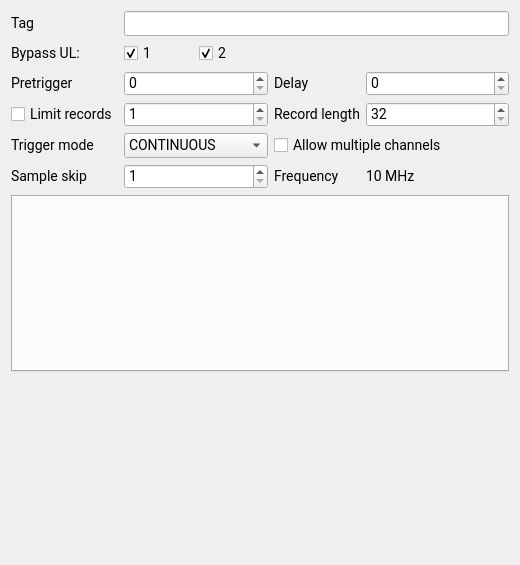
This is AcquisitionSettings.ui in sevenreek/qtadqscope as Qt 5 draws it before an edit. The edited form follows.
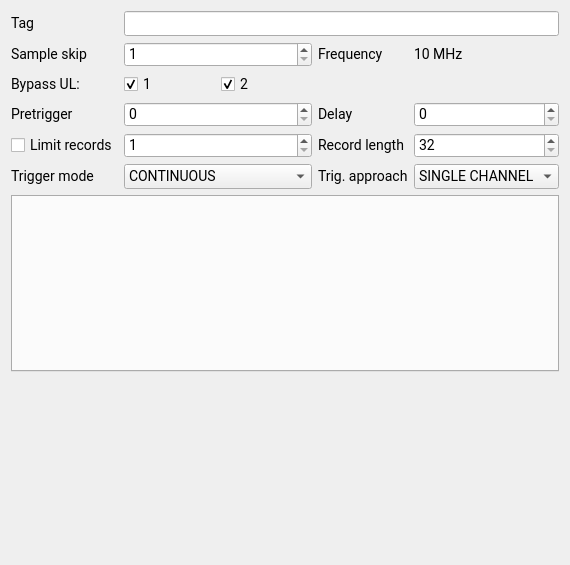
This is the edited form. Custom widgets are drawn as their Qt base class.

What changed in the file:
```diff
--- a/AcquisitionSettings.ui
+++ b/AcquisitionSettings.ui
@@ -26,49 +26,15 @@
    <property name="sizeConstraint">
     <enum>QLayout::SetDefaultConstraint</enum>
    </property>
-   <item row="2" column="0">
-    <widget class="QLabel" name="label_8">
+   <item row="5" column="0">
+    <widget class="QCheckBox" name="limitRecords">
      <property name="text">
-      <string>Bypass UL:</string>
-     </property>
-    </widget>
-   </item>
-   <item row="3" column="1">
-    <widget class="QSpinBox" name="pretrigger">
-     <property name="maximum">
-      <number>32767</number>
-     </property>
-     <property name="singleStep">
-      <number>4</number>
-     </property>
-    </widget>
-   </item>
-   <item row="4" column="2">
-    <widget class="QLabel" name="label_3">
-     <property name="text">
-      <string>Record length</string>
+      <string>Limit records</string>
      </property>
     </widget>
    </item>
    <item row="4" column="1">
-    <widget class="QSpinBox" name="recordCount">
-     <property name="minimum">
-      <number>1</number>
-     </property>
-     <property name="maximum">
-      <number>2147483647</number>
-     </property>
-    </widget>
-   </item>
-   <item row="7" column="3">
-    <widget class="QLabel" name="frequency">
-     <property name="text">
-      <string>10 MHz</string>
-     </property>
-    </widget>
-   </item>
-   <item row="3" column="3">
-    <widget class="QSpinBox" name="delay">
+    <widget class="QSpinBox" name="pretrigger">
      <property name="maximum">
       <number>32767</number>
      </property>
@@ -77,9 +43,6 @@
      </property>
     </widget>
    </item>
-   <item row="0" column="1" colspan="3">
-    <widget class="QLineEdit" name="acquisitionTag"/>
-   </item>
    <item row="0" column="0">
     <widget class="QLabel" name="label_4">
      <property name="text">
@@ -87,54 +50,21 @@
      </property>
     </widget>
    </item>
+   <item row="11" column="0" colspan="4">
+    <widget class="QTabWidget" name="channelTabs">
+     <property name="currentIndex">
+      <number>-1</number>
+     </property>
+    </widget>
+   </item>
    <item row="4" column="0">
-    <widget class="QCheckBox" name="limitRecords">
-     <property name="text">
-      <string>Limit records</string>
-     </property>
-    </widget>
-   </item>
-   <item row="11" column="0">
-    <spacer name="verticalSpacer">
-     <property name="orientation">
-      <enum>Qt::Vertical</enum>
-     </property>
-     <property name="sizeHint" stdset="0">
-      <size>
-       <width>20</width>
-       <height>40</height>
-      </size>
-     </property>
-    </spacer>
-   </item>
-   <item row="4" column="3">
-    <widget class="QSpinBox" name="recordLength">
-     <property name="minimum">
-      <number>32</number>
-     </property>
-     <property name="maximum">
-      <number>32767</number>
-     </property>
-     <property name="singleStep">
-      <number>32</number>
-     </property>
-    </widget>
-   </item>
-   <item row="3" column="0">
     <widget class="QLabel" name="label_9">
      <property name="text">
       <string>Pretrigger</string>
      </property>
     </widget>
    </item>
-   <item row="6" column="2" colspan="2">
-    <widget class="QCheckBox" name="enableMultichannel">
-     <property name="text">
-      <string>Allow multiple channels</string>
-     </property>
-    </widget>
-   </item>
-   <item row="2" column="1">
+   <item row="3" column="1">
     <layout class="QHBoxLayout" name="horizontalLayout">
      <item>
       <widget class="QCheckBox" name="bypassUL1">
@@ -158,52 +88,41 @@
      </item>
     </layout>
    </item>
-   <item row="6" column="1">
-    <widget class="QComboBox" name="triggerMode">
-     <item>
-      <property name="text">
-       <string>CONTINUOUS</string>
-      </property>
-     </item>
-     <item>
-      <property name="text">
-       <string>SOFTWARE</string>
-      </property>
-     </item>
-     <item>
-      <property name="text">
-       <string>LEVEL</string>
-      </property>
-     </item>
-     <item>
-      <property name="text">
-       <string>EXTERNAL</string>
-      </property>
-     </item>
-    </widget>
-   </item>
-   <item row="7" column="2">
-    <widget class="QLabel" name="label_2">
-     <property name="text">
-      <string>Frequency</string>
+   <item row="5" column="1">
+    <widget class="QSpinBox" name="recordCount">
+     <property name="minimum">
+      <number>1</number>
      </property>
+     <property name="maximum">
+      <number>2147483647</number>
+     </property>
     </widget>
    </item>
-   <item row="7" column="0">
+   <item row="2" column="0">
     <widget class="QLabel" name="label">
      <property name="text">
       <string>Sample skip</string>
      </property>
     </widget>
    </item>
-   <item row="3" column="2">
-    <widget class="QLabel" name="label_10">
+   <item row="4" column="3">
+    <widget class="QSpinBox" name="delay">
+     <property name="maximum">
+      <number>32767</number>
+     </property>
+     <property name="singleStep">
+      <number>4</number>
+     </property>
+    </widget>
+   </item>
+   <item row="3" column="0">
+    <widget class="QLabel" name="label_8">
      <property name="text">
-      <string>Delay</string>
+      <string>Bypass UL:</string>
      </property>
     </widget>
    </item>
-   <item row="7" column="1">
+   <item row="2" column="1">
     <widget class="QSpinBox" name="sampleSkip">
      <property name="minimum">
       <number>1</number>
@@ -213,7 +132,21 @@
      </property>
     </widget>
    </item>
-   <item row="10" column="0" colspan="4">
+   <item row="2" column="2">
+    <widget class="QLabel" name="label_2">
+     <property name="text">
+      <string>Frequency</string>
+     </property>
+    </widget>
+   </item>
+   <item row="7" column="0">
+    <widget class="QLabel" name="label_6">
+     <property name="text">
+      <string>Trigger mode</string>
+     </property>
+    </widget>
+   </item>
+   <item row="12" column="0" colspan="4">
     <widget class="RecordProcessorsPanel" name="recordProcessorsPanel" native="true">
      <property name="minimumSize">
       <size>
@@ -223,20 +156,126 @@
      </property>
     </widget>
    </item>
-   <item row="6" column="0">
-    <widget class="QLabel" name="label_6">
+   <item row="2" column="3">
+    <widget class="QLabel" name="frequency">
      <property name="text">
-      <string>Trigger mode</string>
+      <string>10 MHz</string>
      </property>
     </widget>
    </item>
-   <item row="9" column="0" colspan="4">
-    <widget class="QTabWidget" name="channelTabs">
-     <property name="currentIndex">
-      <number>-1</number>
+   <item row="4" column="2">
+    <widget class="QLabel" name="label_10">
+     <property name="text">
+      <string>Delay</string>
      </property>
     </widget>
    </item>
+   <item row="13" column="0">
+    <spacer name="verticalSpacer">
+     <property name="orientation">
+      <enum>Qt::Vertical</enum>
+     </property>
+     <property name="sizeHint" stdset="0">
+      <size>
+       <width>20</width>
+       <height>40</height>
+      </size>
+     </property>
+    </spacer>
+   </item>
+   <item row="5" column="2">
+    <widget class="QLabel" name="label_3">
+     <property name="text">
+      <string>Record length</string>
+     </property>
+    </widget>
+   </item>
+   <item row="5" column="3">
+    <widget class="QSpinBox" name="recordLength">
+     <property name="minimum">
+      <number>32</number>
+     </property>
+     <property name="maximum">
+      <number>32767</number>
+     </property>
+     <property name="singleStep">
+      <number>32</number>
+     </property>
+    </widget>
+   </item>
+   <item row="7" column="1">
+    <widget class="QComboBox" name="triggerMode">
+     <item>
+      <property name="text">
+       <string>CONTINUOUS</string>
+      </property>
+     </item>
+     <item>
+      <property name="text">
+       <string>SOFTWARE</string>
+      </property>
+     </item>
+     <item>
+      <property name="text">
+       <string>LEVEL</string>
+      </property>
+     </item>
+     <item>
+      <property name="text">
+       <string>INTERNAL (Experimental)</string>
+      </property>
+     </item>
+     <item>
+      <property name="text">
+       <string>EXTERNAL</string>
+      </property>
+     </item>
+    </widget>
+   </item>
+   <item row="0" column="1" colspan="3">
+    <widget class="QLineEdit" name="acquisitionTag"/>
+   </item>
+   <item row="7" column="2">
+    <widget class="QLabel" name="label_5">
+     <property name="text">
+      <string>Trig. approach</string>
+     </property>
+    </widget>
+   </item>
+   <item row="7" column="3">
+    <widget class="QComboBox" name="triggeringApproach">
+     <item>
+      <property name="text">
+       <string>SINGLE CHANNEL</string>
+      </property>
+     </item>
+     <item>
+      <property name="text">
+       <string>INDIVIDUAL</string>
+      </property>
+     </item>
+     <item>
+      <property name="text">
+       <string>CH1</string>
+      </property>
+     </item>
+     <item>
+      <property name="text">
+       <string>CH2</string>
+      </property>
+     </item>
+     <item>
+      <property name="text">
+       <string>CH3</string>
+      </property>
+     </item>
+     <item>
+      <property name="text">
+       <string>CH4</string>
+      </property>
+     </item>
+    </widget>
+   </item>
   </layout>
  </widget>
  <customwidgets>
```
